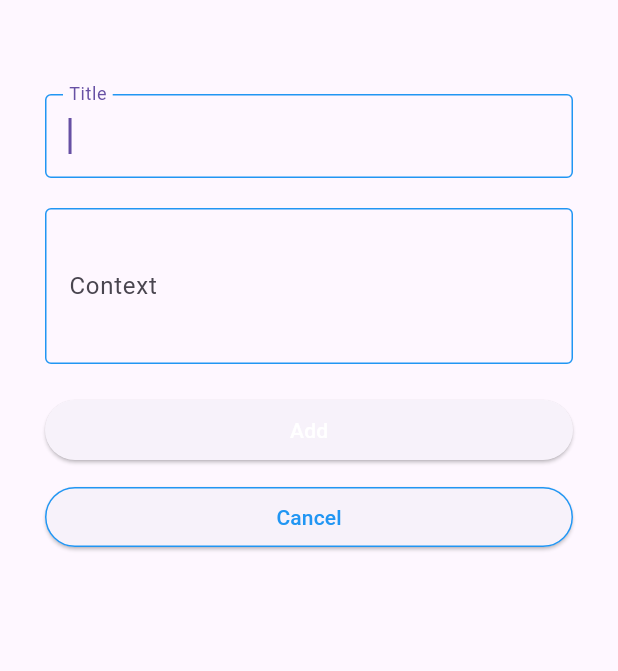
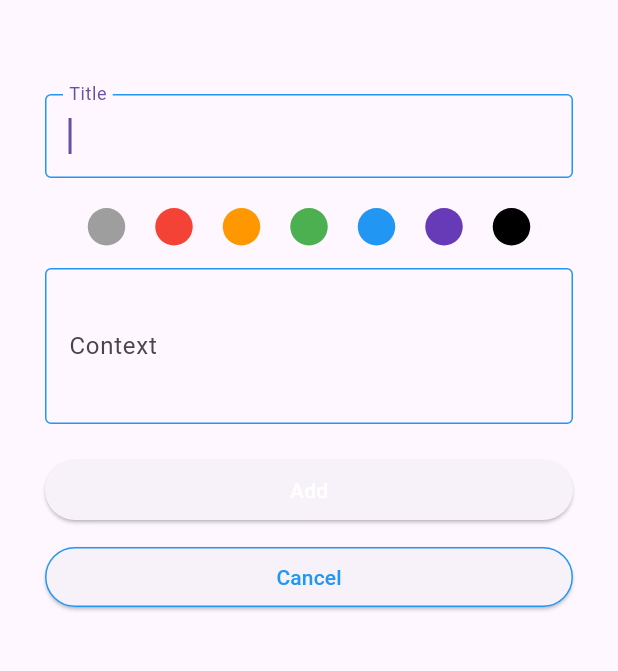
Before and after one commit to kelp-shi/flutter_todo, a Flutter app: the screen it shows after launch, after a tap on the "add" icon, on a phone screen of 412 x 824 dp, the part 65-736 px from its top. Run offline on Flutter 3.47's test engine with Material 3 defaults, Android fonts, the phone set to English and light mode, and no system bars; our stand-ins replace flutter_slidable, shared_preferences.

Commit message:
タグカラーの実装

```diff
--- a/lib/add.dart
+++ b/lib/add.dart
@@ -36,14 +36,11 @@ class _TodoInputPageState extends State<TodoInputPage> {
   /// 画面項目：詳細
   late String _context;
 
-  /// 画面項目：完了か
+  /// 画面項目：期日
   late String _dueDate;
 
-  /// 画面項目：作成日時
+  /// 画面項目：期日フラグ
   late int _dueFlg;
-
-  /// 画面項目：更新日時
-  late int _delFlg;
 
   /// 初期処理を行う
   @override
@@ -55,9 +52,10 @@ class _TodoInputPageState extends State<TodoInputPage> {
     _context = todo?.context ?? "";
     _dueDate = todo?.dueDate ?? "";
     _dueFlg = todo?.dueFlg ?? 0;
-    _delFlg = todo?.delFlg ?? 0;
     _isCreateTodo = todo == null;
   }
+
+  int tagColorNum = 0;
 
   /// 画面を作成する
   @override
@@ -70,7 +68,7 @@ class _TodoInputPageState extends State<TodoInputPage> {
       body: Container(
         // 全体のパディング
         padding: const EdgeInsets.all(30),
-        child: Column(
+        child: ListView(
           children: <Widget>[
             const SizedBox(height: 20),
             // タイトルのテキストフィールド
@@ -96,6 +94,123 @@ class _TodoInputPageState extends State<TodoInputPage> {
               },
             ),
             const SizedBox(height: 20),
+            Row(
+              mainAxisAlignment: MainAxisAlignment.center,
+              children: [
+                // グレー
+                GestureDetector(
+                  onTap: () {
+                    tagColorNum = 0;
+                  },
+                  child: Container(
+                    padding: EdgeInsets.all(4),
+                    decoration: const BoxDecoration(
+                      shape: BoxShape.circle,
+                      color: Colors.grey,
+                    ),
+                    width: 25,
+                    height: 25,
+                    margin: EdgeInsets.fromLTRB(10, 0, 10, 15),
+                  ),
+                ),
+                // 赤
+                GestureDetector(
+                  onTap: () {
+                    tagColorNum = 1;
+                  },
+                  child: Container(
+                    padding: EdgeInsets.all(4),
+                    decoration: const BoxDecoration(
+                      shape: BoxShape.circle,
+                      color: Colors.red,
+                    ),
+                    width: 25,
+                    height: 25,
+                    margin: EdgeInsets.fromLTRB(10, 0, 10, 15),
+                  ),
+                ),
+                // オレンジ
+                GestureDetector(
+                  onTap: () {
+                    tagColorNum = 2;
+                  },
+                  child: Container(
+                    padding: EdgeInsets.all(4),
+                    decoration: const BoxDecoration(
+                      shape: BoxShape.circle,
+                      color: Colors.orange,
+                    ),
+                    width: 25,
+                    height: 25,
+                    margin: EdgeInsets.fromLTRB(10, 0, 10, 15),
+                  ),
+                ),
+                // みどり
+                GestureDetector(
+                  onTap: () {
+                    tagColorNum = 3;
+                  },
+                  child: Container(
+                    padding: EdgeInsets.all(4),
+                    decoration: const BoxDecoration(
+                      shape: BoxShape.circle,
+                      color: Colors.green,
+                    ),
+                    width: 25,
+                    height: 25,
+                    margin: EdgeInsets.fromLTRB(10, 0, 10, 15),
+                  ),
+                ),
+                // 青
+                GestureDetector(
+                  onTap: () {
+                    tagColorNum = 4;
+                  },
+                  child: Container(
+                    padding: EdgeInsets.all(4),
+                    decoration: const BoxDecoration(
+                      shape: BoxShape.circle,
+                      color: Colors.blue,
+                    ),
+                    width: 25,
+                    height: 25,
+                    margin: EdgeInsets.fromLTRB(10, 0, 10, 15),
+                  ),
+                ),
+                // 紫
+                GestureDetector(
+                  onTap: () {
+                    tagColorNum = 5;
+                  },
+                  child: Container(
+                    padding: EdgeInsets.all(4),
+                    decoration: const BoxDecoration(
+                      shape: BoxShape.circle,
+                      color: Colors.deepPurple,
+                    ),
+                    width: 25,
+                    height: 25,
+                    margin: EdgeInsets.fromLTRB(10, 0, 10, 15),
+                  ),
+                ),
+                // 黒
+                GestureDetector(
+                  onTap: () {
+                    tagColorNum = 6;
+                  },
+                  child: Container(
+                    padding: EdgeInsets.all(4),
+                    decoration: const BoxDecoration(
+                      shape: BoxShape.circle,
+                      color: Colors.black,
+                    ),
+                    width: 25,
+                    height: 25,
+                    margin: EdgeInsets.fromLTRB(10, 0, 10, 15),
+                  ),
+                ),
+              ],
+            ),
             // 詳細のテキストフィールド
             TextField(
               keyboardType: TextInputType.multiline,
@@ -126,7 +241,7 @@ class _TodoInputPageState extends State<TodoInputPage> {
               width: double.infinity,
               child: ElevatedButton(
                 onPressed: () {
-                  _store.add(_name, _context, _dueDate, _dueFlg);
+                  _store.add(_name, _context, _dueDate, _dueFlg, tagColorNum);
                   // Todoリスト画面に戻る
                   Navigator.of(context).pop();
                 },
@@ -164,39 +279,3 @@ class _TodoInputPageState extends State<TodoInputPage> {
     );
   }
 }
-
-///試験処理ーーーーーーーーーーーーーーーーーーーーーーーーーーーーーーーーーーーーー
-//追加処理
-class AddPageState {
-  //DBアクセス
-  //final dataAccess dbAcess = dataAccess();
-
-  void addTask(String title, String context, String data, bool dueflg) async {
-    //期日入力フラグ(初期値 0 = false)
-    String _dueFlg = '0';
-    //タスク
-    List<String> _task = List.empty();
-
-    _task = [title, context];
-
-    //期日判定
-    if (dueflg != false) {
-      //期日入力フラグがtrueの場合、タスクに期日を設定する
-      _dueFlg = '1';
-      _task.add(data);
-      _task.add(_dueFlg);
-    }
-
-    //テスト用
-    /*for (int i = 0; i < 4; i++) {
-      print(
-        _task[i],
-      );
-    }*/
-    //DBアクセス・データセット
-    //dbAcess.setData(_task);
-    final prefs = await SharedPreferences.getInstance();
-    prefs.setStringList('todo', _task);
-    print('set data');
-  }
-}
--- a/lib/header.dart
+++ b/lib/header.dart
@@ -41,7 +41,7 @@ class _PostsHeaderState extends State<PostsHeader> {
             subtitle: Text('$taskSize Posts'),
           ),
         ),
-        Expanded(
+        /*Expanded(
           flex: 1,
           child: ListTile(
             leading: ClipOval(
@@ -58,7 +58,7 @@ class _PostsHeaderState extends State<PostsHeader> {
             title: Text('All Types'),
             subtitle: Text(''),
           ),
-        ),
+        ),*/
       ],
     );
   }
--- a/lib/todo.dart
+++ b/lib/todo.dart
@@ -13,24 +13,26 @@ class Todo {
   ///期日
   late String dueDate;
 
+  ///作成日時
+  late String date;
+
   ///期日フラグ
   late int dueFlg;
 
-  ///削除フラグ
-  late int delFlg;
+  ///タグカラー
+  late Color tagColer;
 
   Todo(
     this.id,
     this.name,
     this.context,
     this.dueDate,
+    this.date,
     this.dueFlg,
-    this.delFlg,
+    this.tagColer,
   );
 
   set title(String title) {}
-
-  set done(bool done) {}
 
   Map toJson() {
     return {
@@ -38,8 +40,9 @@ class Todo {
       'name': name,
       'context': context,
       'dueDate': dueDate,
+      'date': date,
       'dueFlg': dueFlg,
-      'delFlg': delFlg,
+      'tagColer': tagColer,
     };
   }
 
@@ -48,7 +51,8 @@ class Todo {
     name = json['name'];
     context = json['context'];
     dueDate = json['dueDate'];
+    date = json['date'];
     dueFlg = json['dueFlg'];
-    delFlg = json['delFlg'];
+    tagColer = json['tagColer'];
   }
 }
```
Also changed, not shown: lib/dataAccessHelper.dart (+39 -4 lines), lib/list.dart (+2 -24 lines).
